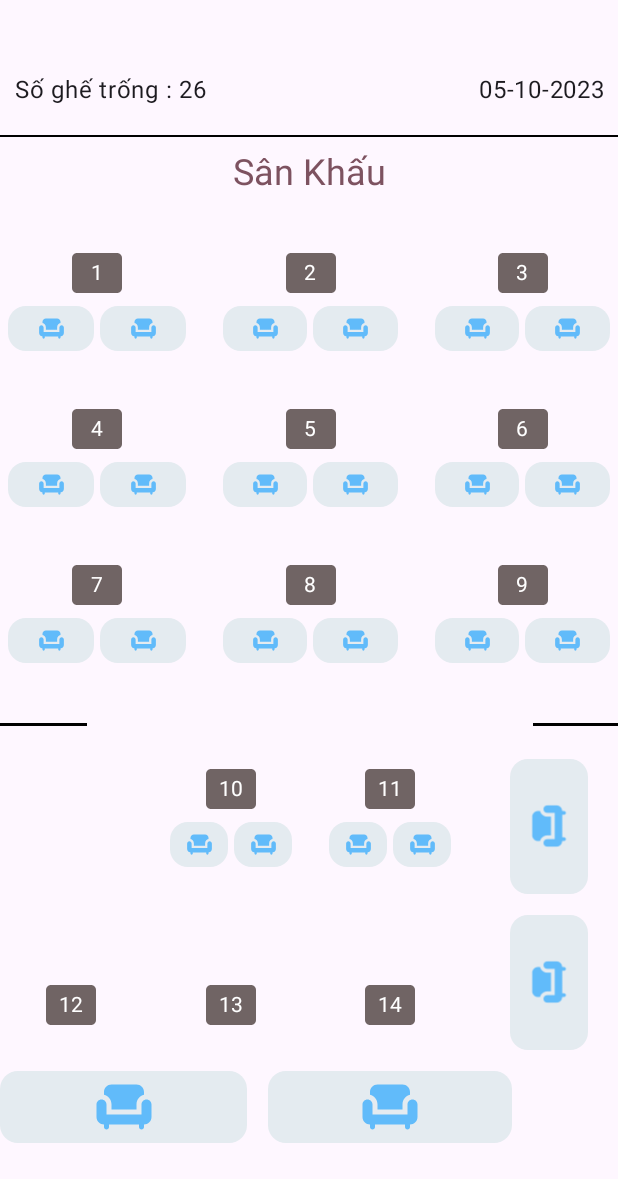
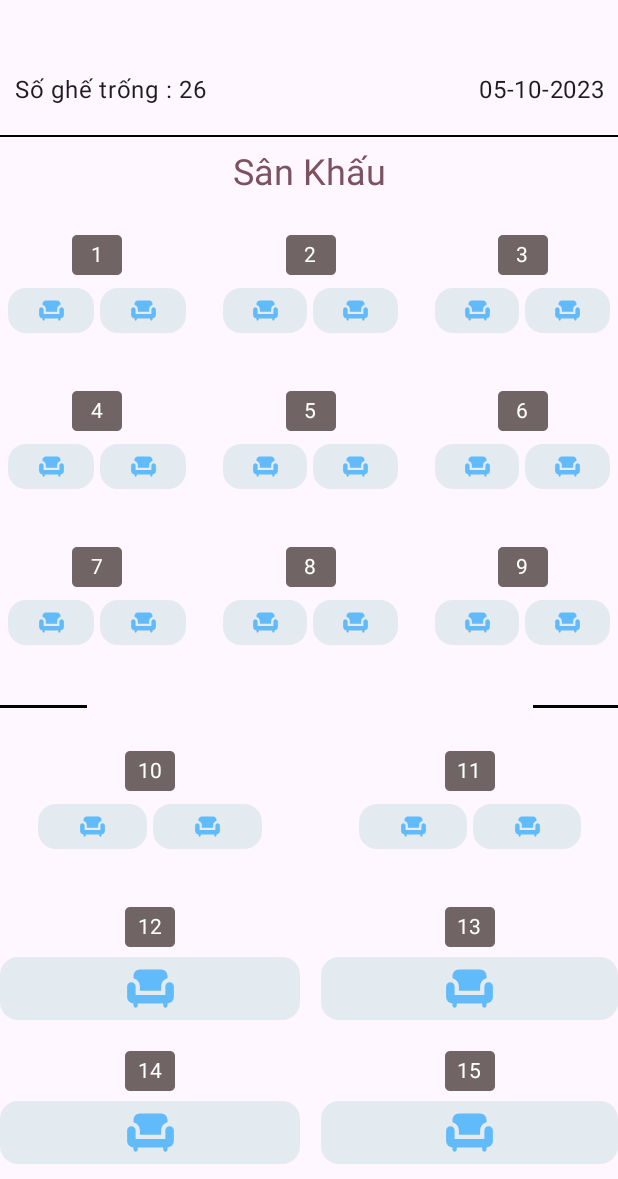
Before and after one commit to duongss/AppOrder, an Android app built with Jetpack Compose: the screen it shows after launch (MainActivity), on a phone screen of 412 x 824 dp, the part 57-1236 px from its top. Run offline under Robolectric (Android 15) with nearby library versions, the phone set to English and light mode, and no system bars; our stand-ins replace Dagger/Hilt's generated code, Room's generated code, constraintlayout-compose, livedata-compose.

Commit message:
- update layout v2

```diff
--- a/app/src/main/java/com/example/apporder/MainActivity.kt
+++ b/app/src/main/java/com/example/apporder/MainActivity.kt
@@ -35,7 +35,6 @@ import androidx.compose.runtime.livedata.observeAsState
 import androidx.compose.ui.Alignment
 import androidx.compose.ui.Modifier
 import androidx.compose.ui.graphics.Color
-import androidx.compose.ui.graphics.graphicsLayer
 import androidx.compose.ui.res.painterResource
 import androidx.compose.ui.text.TextStyle
 import androidx.compose.ui.text.style.TextAlign
@@ -187,17 +186,12 @@ class MainActivity() : ComponentActivity() {
                     }
 
                     Order.TYPE_LONG_CHAIR -> {
-                        5
+                        6
                     }
 
                     Order.TYPE_DOUBLE_CHAIR_VIP -> {
-                        3
+                        6
                     }
-
-                    Order.TYPE_ONLY_TABLE -> {
-                        3
-                    }
-
                     else -> {
                         2
                     }
@@ -209,87 +203,12 @@ class MainActivity() : ComponentActivity() {
                         DoubleChair(data, viewModel)
                     }
 
-                    Order.TYPE_ONLY_TABLE -> {
-                        Box(Modifier.height(80.dp), contentAlignment = Alignment.BottomCenter) {
-                            Image(
-                                painter = painterResource(id = imageTable),
-                                contentDescription = "State",
-                                modifier = Modifier
-                                    .size(sizeTable)
-
-                            )
-                            Text(
-                                text = data.stt.toString(),
-                                style = TextStyle(fontSize = 14.sp, color = Color.White),
-                                textAlign = TextAlign.Center,
-                                modifier = Modifier
-                                    .padding(bottom = 12.dp)
-                            )
-                        }
+                    Order.TYPE_DOUBLE_CHAIR_VIP -> {
+                        DoubleChair(data, viewModel, true)
                     }
 
                     Order.TYPE_LONG_CHAIR -> {
-                        Card(
-                            modifier = Modifier
-                                .clickable {
-                                    data.isSelectChartLong = !data.isSelectChartLong
-                                    data.date = System.currentTimeMillis()
-                                    viewModel.updateOrder(data)
-                                },
-                            colors = CardDefaults.cardColors(containerColor = if (data.isSelectChartLong) color4 else color5)
-                        ) {
-                            val icon: Int = if (data.isSelectChartLong) {
-                                R.drawable.ic_chair_selected
-                            } else {
-                                R.drawable.ic_chair_non_select
-                            }
-
-                            Image(
-                                painter = painterResource(id = icon),
-                                alignment = Alignment.Center,
-                                contentDescription = null, // Không cần mô tả hình ảnh
-                                modifier = Modifier
-                                    .padding(4.dp)
-                                    .fillMaxWidth()
-                                    .width(40.dp)
-                                    .height(40.dp) // Chiều cao của hình ảnh trong card
-                            )
-                        }
-                    }
-
-                    Order.TYPE_DOUBLE_CHAIR_VIP -> {
-                        if (data.isSpecial) {
-                            Card(
-                                modifier = Modifier
-                                    .padding(start = 20.dp, end = 20.dp)
-                                    .clickable {
-                                        data.isSelectChartLong = !data.isSelectChartLong
-                                        data.date = System.currentTimeMillis()
-                                        viewModel.updateOrder(data)
-                                    },
-                                colors = CardDefaults.cardColors(containerColor = if (data.isSelectChartLong) color4 else color5)
-                            ) {
-                                val icon: Int = if (data.isSelectChartLong) {
-                                    R.drawable.ic_chair_selected
-                                } else {
-                                    R.drawable.ic_chair_non_select
-                                }
-
-                                Image(
-                                    painter = painterResource(id = icon),
-                                    alignment = Alignment.Center,
-                                    contentDescription = null,
-                                    modifier = Modifier
-                                        .graphicsLayer(rotationZ = -90f)
-                                        .padding(bottom = 30.dp, top = 30.dp)
-                                        .fillMaxWidth()
-                                        .width(20.dp)
-                                        .height(30.dp)
-                                )
-                            }
-                        } else {
-                            DoubleChair(data, viewModel)
-                        }
+                        LongChair(data, viewModel)
                     }
 
                     else -> {
@@ -312,13 +231,56 @@ class MainActivity() : ComponentActivity() {
 
             }
         }
+
+    }
+
+    @Composable
+    private fun LongChair(
+        data: Order,
+        viewModel: MainViewModel
+    ) {
+        Column(horizontalAlignment = Alignment.CenterHorizontally) {
+            Table(data)
+            Card(
+                modifier = Modifier
+                    .clickable {
+                        data.isSelectChartLong = !data.isSelectChartLong
+                        data.date = System.currentTimeMillis()
+                        viewModel.updateOrder(data)
+                    },
+                colors = CardDefaults.cardColors(containerColor = if (data.isSelectChartLong) color4 else color5)
+            ) {
+                val icon: Int = if (data.isSelectChartLong) {
+                    R.drawable.ic_chair_selected
+                } else {
+                    R.drawable.ic_chair_non_select
+                }
+
+                Image(
+                    painter = painterResource(id = icon),
+                    alignment = Alignment.Center,
+                    contentDescription = null, // Không cần mô tả hình ảnh
+                    modifier = Modifier
+                        .padding(4.dp)
+                        .fillMaxWidth()
+                        .width(34.dp)
+                        .height(34.dp) // Chiều cao của hình ảnh trong card
+                )
+            }
+        }
     }
 
     @Composable
     private fun DoubleChair(
         data: Order,
-        viewModel: MainViewModel
+        viewModel: MainViewModel,
+        isVip: Boolean = false
     ) {
+        val fraction = if (isVip) {
+            0.8f
+        } else {
+            1f
+        }
         AnimatedVisibility(
             visible = data.isShow,
             enter = fadeIn(),
@@ -329,7 +291,7 @@ class MainActivity() : ComponentActivity() {
 
                 Row(
                     modifier = Modifier
-                        .fillMaxWidth()
+                        .fillMaxWidth(fraction)
                         .padding(
                             top = 0.dp,
                             bottom = 16.dp,
--- a/app/src/main/java/com/example/apporder/viewmodel/MainViewModel.kt
+++ b/app/src/main/java/com/example/apporder/viewmodel/MainViewModel.kt
@@ -14,10 +14,9 @@ import javax.inject.Inject
 class MainViewModel @Inject constructor(var orderRepository: FileDataRepository) : ViewModel() {
 
     val numberChairGrid1 = 9
-    val numberChairGrid2 = 4
+    val numberChairVip = 2
+    val numberChairLong = 4
     val numberDivide = 6
-    val numberChairLong = 2
-    val numberChairGrid3 = 4
 
     val numberNonOrder = MutableLiveData<Int>()
     val listData = MutableLiveData<List<Order>>()
@@ -45,41 +44,14 @@ class MainViewModel @Inject constructor(var orderRepository: FileDataRepository)
                 }
             }
 
-            for (i in 0 until numberChairGrid2) {
-                if (i == 0) {
-                    orderRepository.insertOrder(
-                        Order(isShow = false, type = Order.TYPE_DOUBLE_CHAIR_VIP)
-                    )
-                } else if (i == numberChairGrid2 - 1) {
-                    orderRepository.insertOrder(
-                        Order(
-                            type = Order.TYPE_DOUBLE_CHAIR_VIP,
-                            isSpecial = true
-                        )
-                    )
-                } else {
-                    orderRepository.insertOrder(Order(type = Order.TYPE_DOUBLE_CHAIR_VIP))
-                }
-            }
-
-            for (i in 0 until numberChairGrid3) {
-                if (i == numberChairGrid2 - 1) {
-                    orderRepository.insertOrder(
-                        Order(
-                            type = Order.TYPE_DOUBLE_CHAIR_VIP,
-                            isSpecial = true
-                        )
-                    )
-                } else {
-                    orderRepository.insertOrder(Order(type = Order.TYPE_ONLY_TABLE))
-                }
+            for (i in 0 until numberChairVip) {
+                orderRepository.insertOrder(Order(type = Order.TYPE_DOUBLE_CHAIR_VIP))
             }
 
             for (i in 0 until numberChairLong) {
-                orderRepository.insertOrder(
-                    Order(type = Order.TYPE_LONG_CHAIR)
-                )
+                orderRepository.insertOrder(Order(type = Order.TYPE_LONG_CHAIR))
             }
+
             listDb = orderRepository.getAllOrder()
 
         }
```
